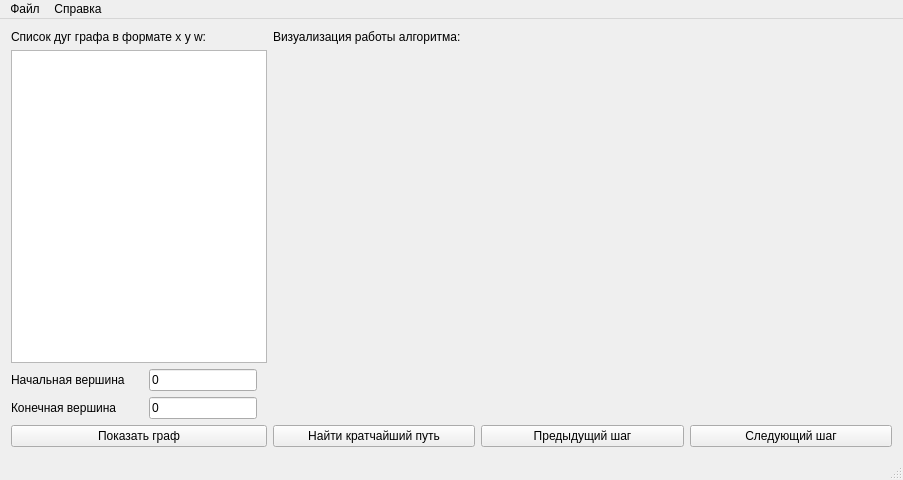
Old version of the form GUI/gui.ui in the repository vostreltsov/dijkstras-algorithm-by-streltsov-and-goremykin.
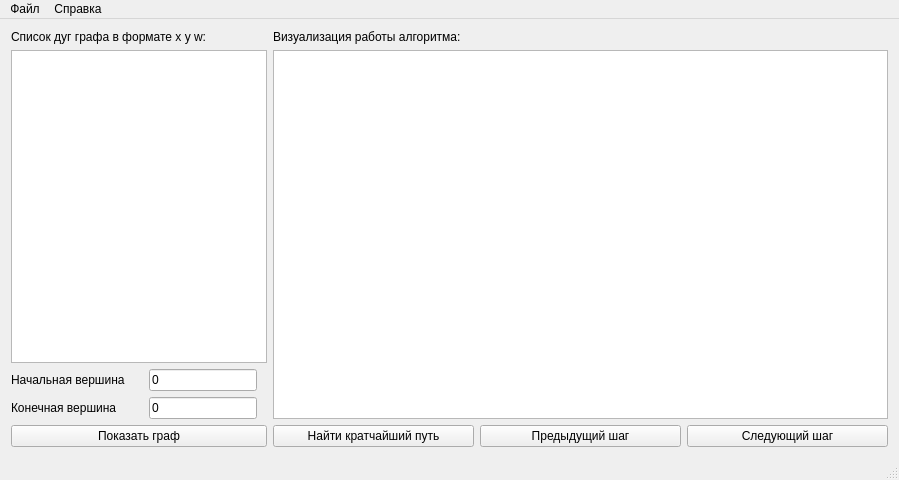
New version of the form.

```diff
--- a/GUI/gui.ui
+++ b/GUI/gui.ui
@@ -6,7 +6,7 @@
    <rect>
     <x>0</x>
     <y>0</y>
-    <width>903</width>
+    <width>899</width>
     <height>480</height>
    </rect>
   </property>
@@ -160,9 +160,12 @@
      </widget>
     </item>
     <item row="1" column="1" colspan="3">
-     <widget class="QLabel" name="labGraphImage">
-      <property name="text">
-       <string/>
+     <widget class="QGraphicsView" name="gvGraph">
+      <property name="acceptDrops">
+       <bool>false</bool>
+      </property>
+      <property name="autoFillBackground">
+       <bool>true</bool>
       </property>
      </widget>
     </item>
@@ -174,7 +177,7 @@
     <rect>
      <x>0</x>
      <y>0</y>
-     <width>903</width>
+     <width>899</width>
      <height>21</height>
     </rect>
    </property>
```
